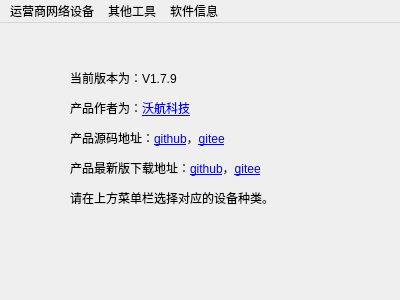
This is mainwindow/mainwindow.ui in worldflyingct/setdevicetool as Qt 5 draws it before an edit. The edited form follows.
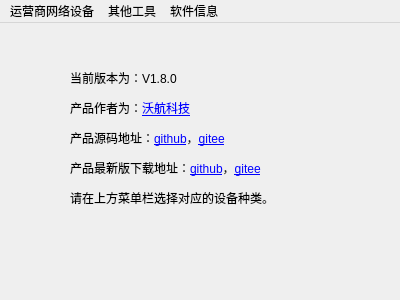
This is the edited form. Icons and pictures are not drawn.

Patch:
```diff
--- a/mainwindow/mainwindow.ui
+++ b/mainwindow/mainwindow.ui
@@ -31,7 +31,7 @@
      </rect>
     </property>
     <property name="text">
-     <string>&lt;html&gt;&lt;head/&gt;&lt;body&gt;&lt;p&gt;当前版本为：V1.7.9&lt;/p&gt;&lt;p&gt;产品作者为：&lt;a href=&quot;https://www.worldflying.cn&quot;&gt;&lt;span style=&quot; text-decoration: underline; color:#0000ff;&quot;&gt;沃航科技&lt;/span&gt;&lt;/a&gt;&lt;/p&gt;&lt;p&gt;产品源码地址：&lt;a href=&quot;https://github.com/worldflyingct/setdevicetool&quot;&gt;&lt;span style=&quot; text-decoration: underline; color:#0000ff;&quot;&gt;github&lt;/span&gt;&lt;/a&gt;，&lt;a href=&quot;https://gitee.com/worldflying/setdevicetool&quot;&gt;&lt;span style=&quot; text-decoration: underline; color:#0000ff;&quot;&gt;gitee&lt;/span&gt;&lt;/a&gt;&lt;/p&gt;&lt;p&gt;产品最新版下载地址：&lt;a href=&quot;https://github.com/worldflyingct/setdevicetool/releases&quot;&gt;&lt;span style=&quot; text-decoration: underline; color:#0000ff;&quot;&gt;github&lt;/span&gt;&lt;/a&gt;，&lt;a href=&quot;https://gitee.com/worldflying/setdevicetool/releases&quot;&gt;&lt;span style=&quot; text-decoration: underline; color:#0000ff;&quot;&gt;gitee&lt;/span&gt;&lt;/a&gt;&lt;/p&gt;&lt;p&gt;请在上方菜单栏选择对应的设备种类。&lt;/p&gt;&lt;/body&gt;&lt;/html&gt;</string>
+     <string>&lt;html&gt;&lt;head/&gt;&lt;body&gt;&lt;p&gt;当前版本为：V1.8.0&lt;/p&gt;&lt;p&gt;产品作者为：&lt;a href=&quot;https://www.worldflying.cn&quot;&gt;&lt;span style=&quot; text-decoration: underline; color:#0000ff;&quot;&gt;沃航科技&lt;/span&gt;&lt;/a&gt;&lt;/p&gt;&lt;p&gt;产品源码地址：&lt;a href=&quot;https://github.com/worldflyingct/setdevicetool&quot;&gt;&lt;span style=&quot; text-decoration: underline; color:#0000ff;&quot;&gt;github&lt;/span&gt;&lt;/a&gt;，&lt;a href=&quot;https://gitee.com/worldflying/setdevicetool&quot;&gt;&lt;span style=&quot; text-decoration: underline; color:#0000ff;&quot;&gt;gitee&lt;/span&gt;&lt;/a&gt;&lt;/p&gt;&lt;p&gt;产品最新版下载地址：&lt;a href=&quot;https://github.com/worldflyingct/setdevicetool/releases&quot;&gt;&lt;span style=&quot; text-decoration: underline; color:#0000ff;&quot;&gt;github&lt;/span&gt;&lt;/a&gt;，&lt;a href=&quot;https://gitee.com/worldflying/setdevicetool/releases&quot;&gt;&lt;span style=&quot; text-decoration: underline; color:#0000ff;&quot;&gt;gitee&lt;/span&gt;&lt;/a&gt;&lt;/p&gt;&lt;p&gt;请在上方菜单栏选择对应的设备种类。&lt;/p&gt;&lt;/body&gt;&lt;/html&gt;</string>
     </property>
     <property name="openExternalLinks">
      <bool>true</bool>
```
Left out of the diff: 6 changed lines with no effect on the pictures.
